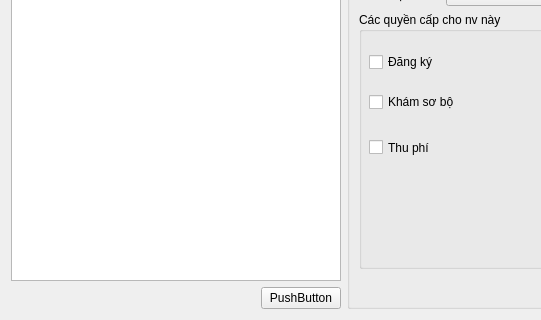
Qt form managenv.ui (xdien/tcmr) before a commit; both pictures show x 0 to 541 and y 224 to 544 of the 1044 by 544 pixel window.
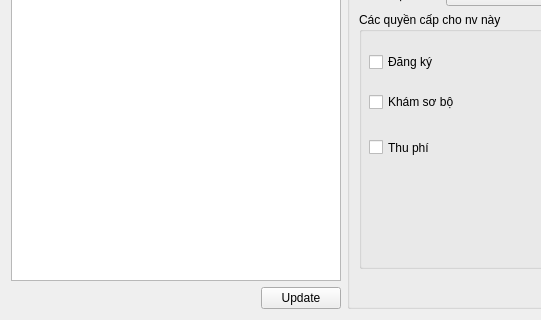
The same form after that commit.

```diff
--- a/managenv.ui
+++ b/managenv.ui
@@ -44,7 +44,7 @@
        <item>
         <widget class="QPushButton" name="pushButton">
          <property name="text">
-          <string>PushButton</string>
+          <string>Update</string>
          </property>
         </widget>
        </item>
```
